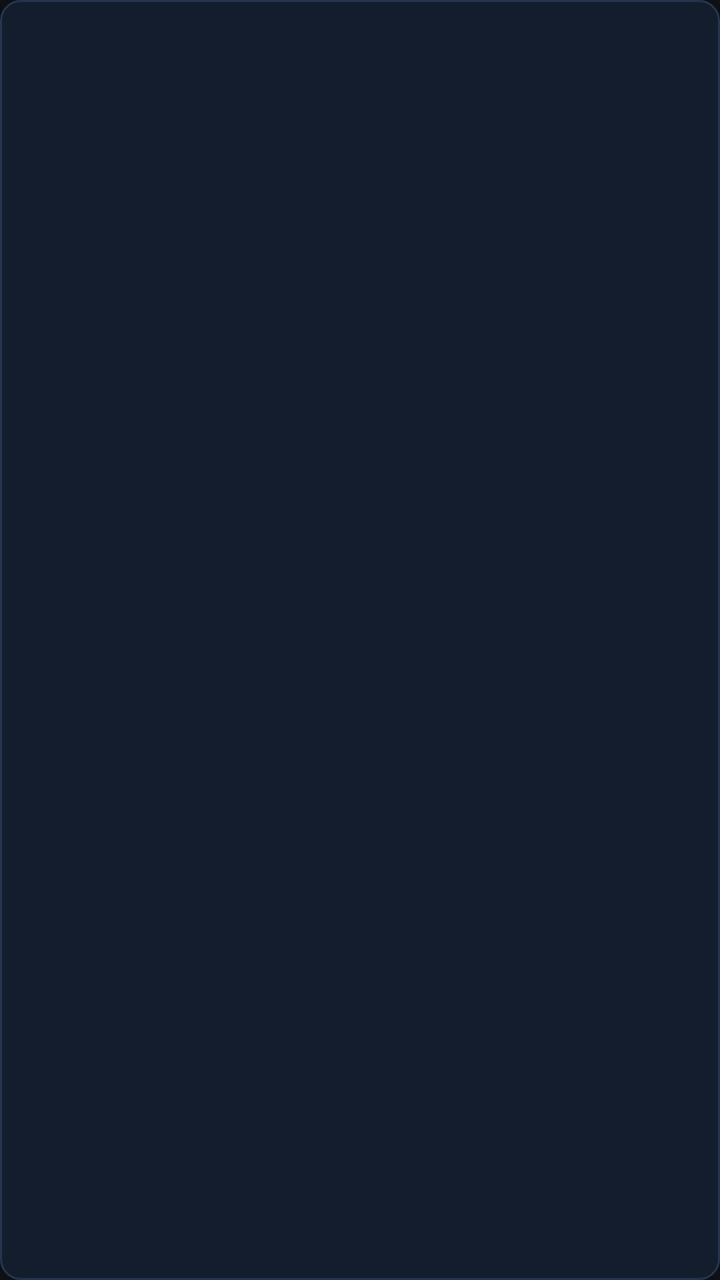
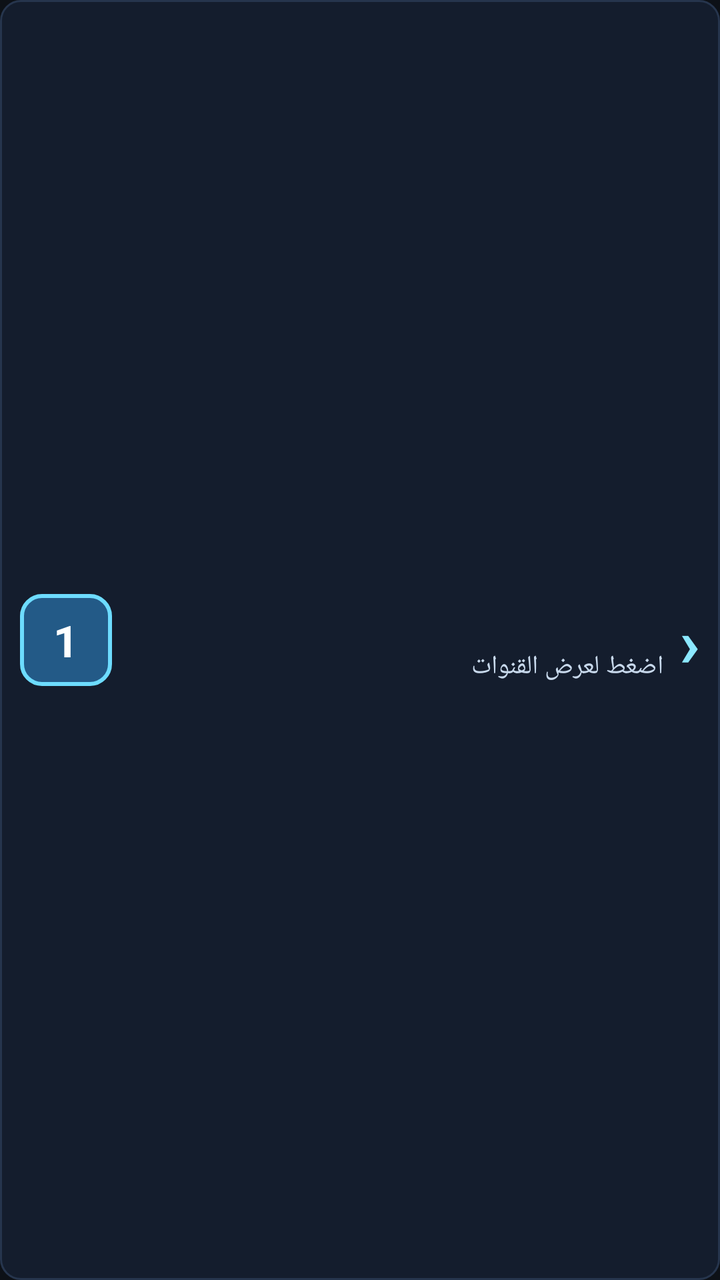

The first picture is an Android layout as it rendered before a commit; the second is the same layout after the commit. The layout source and the unified diff follow.
<!-- AndroidManifest.xml: application theme AppTheme -->
<!-- res/layout/item_live_category.xml -->
<?xml version="1.0" encoding="utf-8"?>
<TextView xmlns:android="http://schemas.android.com/apk/res/android"
    android:id="@+id/categoryName"
    android:layout_width="match_parent"
    android:layout_height="wrap_content"
    android:layout_marginVertical="4dp"
    android:background="@drawable/bg_live_category_default"
    android:clickable="true"
    android:ellipsize="end"
    android:focusable="true"
    android:gravity="center_vertical"
    android:maxLines="1"
    android:minHeight="52dp"
    android:paddingHorizontal="14dp"
    android:paddingVertical="10dp"
    android:textColor="@color/white"
    android:textSize="15sp" />
<!-- resources referenced by this layout -->
<resources>
  <color name="white">#FFFFFF</color>
  <!-- drawable bg_live_category_default (drawable) -->
  <?xml version="1.0" encoding="utf-8"?>
  <shape xmlns:android="http://schemas.android.com/apk/res/android" android:shape="rectangle">
      <corners android:radius="10dp" />
      <solid android:color="#141D2D" />
      <stroke android:width="1dp" android:color="#26354D" />
  </shape>
  <style name="AppTheme" parent="Theme.AppCompat.NoActionBar">
          
          <item name="colorPrimary">@color/primary_blue</item>
          <item name="colorPrimaryDark">@color/dark_background</item>
          <item name="colorAccent">@color/accent_blue</item>
  
          
          <item name="android:windowBackground">@color/dark_background</item>
          <item name="android:colorBackground">@color/dark_background</item>
  
          
          <item name="android:textColorPrimary">@color/text_primary</item>
          <item name="android:textColorSecondary">@color/text_secondary</item>
  
          
          <item name="android:windowDrawsSystemBarBackgrounds">true</item>
      </style>
  <color name="primary_blue">#2196F3</color>
  <color name="dark_background">#0D1117</color>
  <color name="accent_blue">#64B5F6</color>
  <color name="text_primary">#FFFFFF</color>
  <color name="text_secondary">#B0B0B0</color>
</resources>

<!-- the commit's change to res/layout/item_live_category.xml (unified diff, before → after) -->
@@ -1,17 +1,67 @@
-<?xml version="1.0" encoding="utf-8"?>
-<TextView xmlns:android="http://schemas.android.com/apk/res/android"
-    android:id="@+id/categoryName"
+<LinearLayout xmlns:android="http://schemas.android.com/apk/res/android"
+    android:id="@+id/categoryRow"
     android:layout_width="match_parent"
     android:layout_height="wrap_content"
-    android:layout_marginVertical="4dp"
+    android:layout_marginVertical="5dp"
     android:background="@drawable/bg_live_category_default"
     android:clickable="true"
-    android:ellipsize="end"
     android:focusable="true"
+    android:focusableInTouchMode="true"
     android:gravity="center_vertical"
-    android:maxLines="1"
-    android:minHeight="52dp"
-    android:paddingHorizontal="14dp"
-    android:paddingVertical="10dp"
-    android:textColor="@color/white"
-    android:textSize="15sp" />
+    android:layoutDirection="ltr"
+    android:minHeight="66dp"
+    android:orientation="horizontal"
+    android:paddingHorizontal="10dp"
+    android:paddingVertical="8dp">
+
+    <TextView
+        android:id="@+id/categoryNumber"
+        android:layout_width="46dp"
+        android:layout_height="46dp"
+        android:background="@drawable/bg_category_number_default"
+        android:gravity="center"
+        android:text="1"
+        android:textColor="@color/white"
+        android:textSize="22sp"
+        android:textStyle="bold" />
+
+    <LinearLayout
+        android:layout_width="0dp"
+        android:layout_height="wrap_content"
+        android:layout_marginStart="12dp"
+        android:layout_weight="1"
+        android:orientation="vertical">
+
+        <TextView
+            android:id="@+id/categoryName"
+            android:layout_width="match_parent"
+            android:layout_height="wrap_content"
+            android:ellipsize="end"
+            android:gravity="start"
+            android:maxLines="1"
+            android:textColor="@color/white"
+            android:textSize="18sp"
+            android:textStyle="bold" />
+
+        <TextView
+            android:id="@+id/categoryCount"
+            android:layout_width="match_parent"
+            android:layout_height="wrap_content"
+            android:layout_marginTop="2dp"
+            android:ellipsize="end"
+            android:gravity="start"
+            android:maxLines="1"
+            android:text="اضغط لعرض القنوات"
+            android:textColor="#C8D9EC"
+            android:textSize="13sp" />
+    </LinearLayout>
+
+    <TextView
+        android:layout_width="wrap_content"
+        android:layout_height="wrap_content"
+        android:layout_marginStart="8dp"
+        android:text="›"
+        android:textColor="#8BE8FF"
+        android:textSize="34sp"
+        android:textStyle="bold" />
+</LinearLayout>
<!-- resource entries referenced after the edit -->
@@ -1,6 +1,12 @@
 <!-- resources referenced by this layout -->
 <resources>
   <color name="white">#FFFFFF</color>
+  <!-- drawable bg_category_number_default (drawable) -->
+  <shape xmlns:android="http://schemas.android.com/apk/res/android" android:shape="rectangle">
+      <solid android:color="#235A87" />
+      <stroke android:width="2dp" android:color="#6DDCFF" />
+      <corners android:radius="10dp" />
+  </shape>
   <!-- drawable bg_live_category_default (drawable) -->
   <?xml version="1.0" encoding="utf-8"?>
   <shape xmlns:android="http://schemas.android.com/apk/res/android" android:shape="rectangle">
